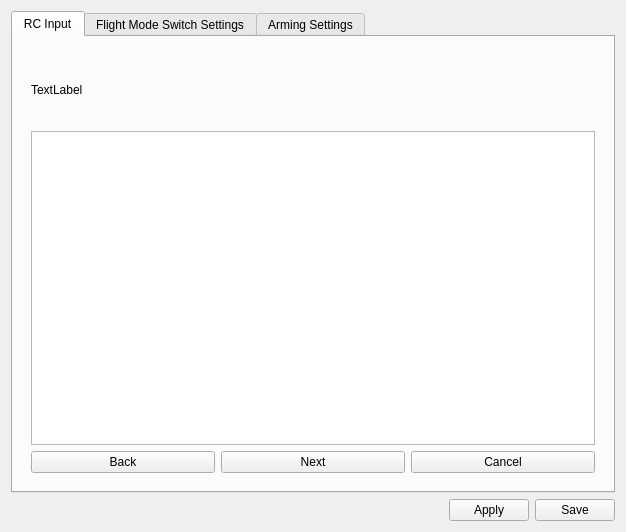
openpilot/OpenPilot, file ground/openpilotgcs/src/plugins/config/input.ui: the form before one commit.
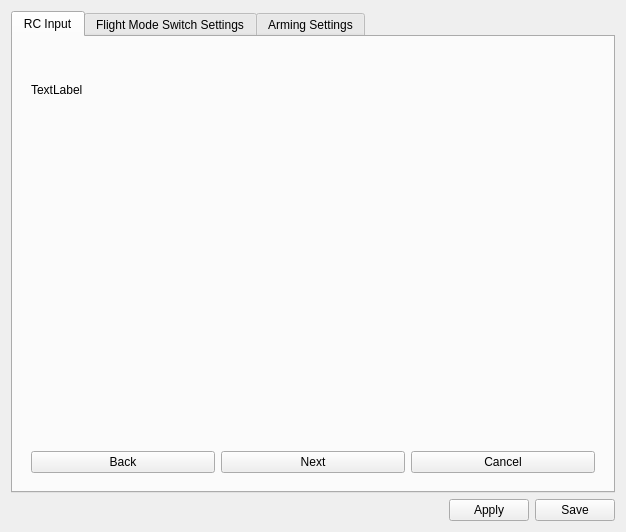
The form after the commit. Icons and pictures are not drawn.

Commit message: made the input wizard background transparent

```diff
--- a/ground/openpilotgcs/src/plugins/config/input.ui
+++ b/ground/openpilotgcs/src/plugins/config/input.ui
@@ -90,7 +90,11 @@
            <item>
             <layout class="QHBoxLayout" name="horizontalLayout_4">
              <item>
-              <widget class="QGraphicsView" name="graphicsView"/>
+              <widget class="QGraphicsView" name="graphicsView">
+               <property name="styleSheet">
+                <string notr="true">background:transparent</string>
+               </property>
+              </widget>
              </item>
              <item>
               <layout class="QVBoxLayout" name="checkBoxesLayout"/>
```
The commit also changes 1 other file.
